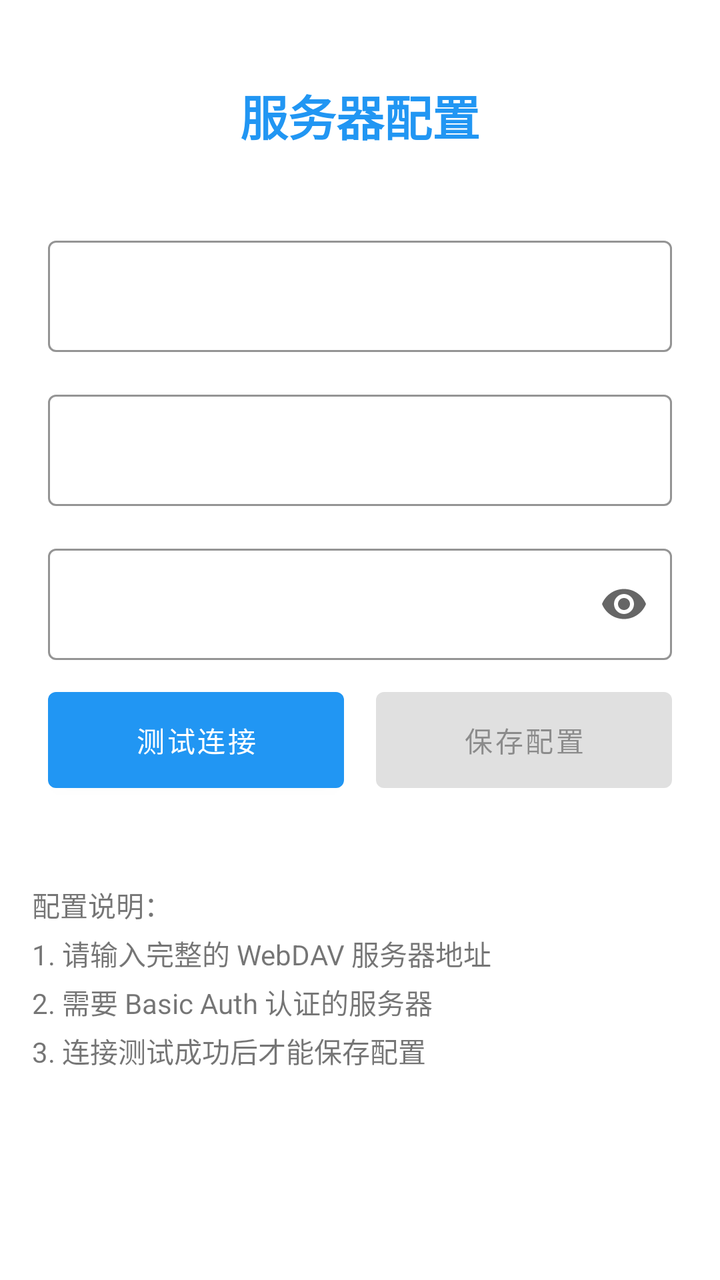
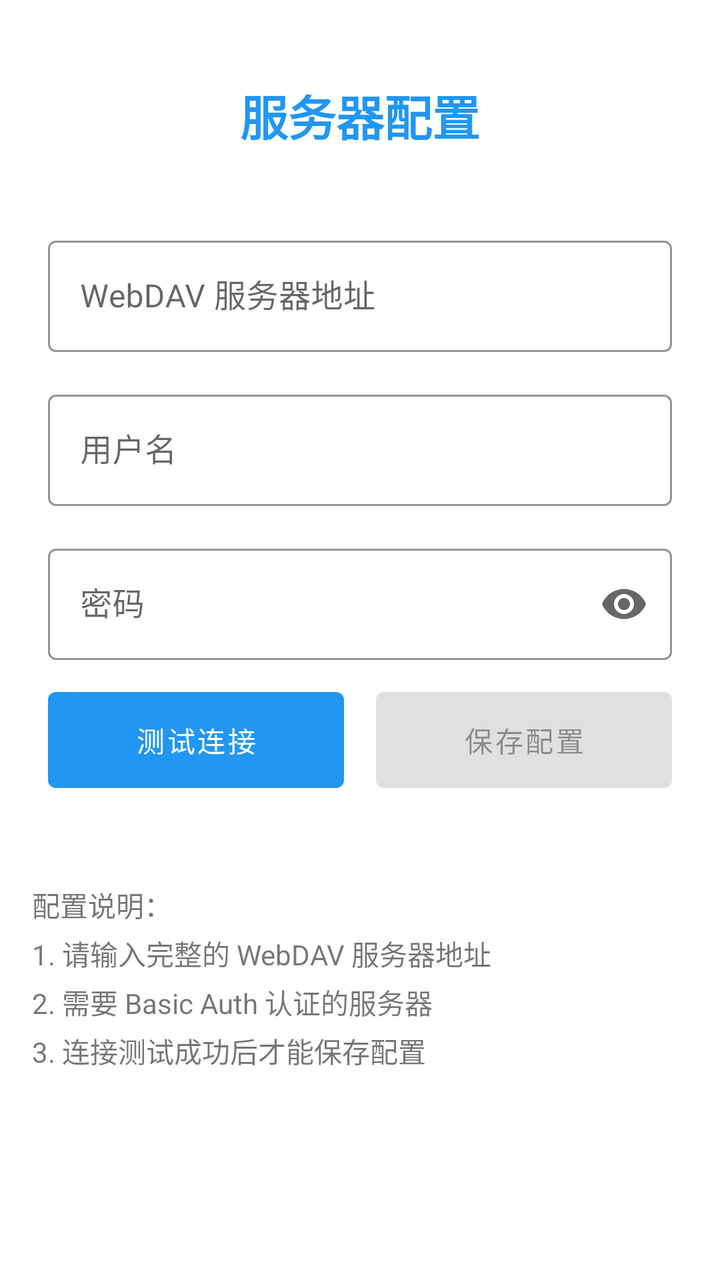

Compare the two renders of this Android layout. The source of the first and the diff that turns it into the second are given below.
<!-- AndroidManifest.xml: application theme Theme.DavMusic -->
<!-- res/layout/activity_server_config.xml -->
<?xml version="1.0" encoding="utf-8"?>
<LinearLayout xmlns:android="http://schemas.android.com/apk/res/android"
    xmlns:app="http://schemas.android.com/apk/res-auto"
    android:layout_width="match_parent"
    android:layout_height="match_parent"
    android:orientation="vertical"
    android:padding="16dp"
    android:background="@color/background">
    
    
    <TextView
        android:layout_width="wrap_content"
        android:layout_height="wrap_content"
        android:layout_marginTop="24dp"
        android:layout_marginBottom="32dp"
        android:layout_gravity="center_horizontal"
        android:text="@string/title_server_config"
        android:textSize="24sp"
        android:textStyle="bold"
        android:textColor="@color/primary" />
    
    
    <com.google.android.material.textfield.TextInputLayout
        android:layout_width="match_parent"
        android:layout_height="wrap_content"
        android:layout_marginBottom="16dp"
        style="@style/Widget.DavMusic.EditText"
        app:hint="@string/hint_server_url">
        
        <com.google.android.material.textfield.TextInputEditText
            android:id="@+id/serverUrlEditText"
            android:layout_width="match_parent"
            android:layout_height="wrap_content"
            android:inputType="textUri"
            android:imeOptions="actionNext"
            android:maxLines="1" />
        
    </com.google.android.material.textfield.TextInputLayout>
    
    
    <com.google.android.material.textfield.TextInputLayout
        android:layout_width="match_parent"
        android:layout_height="wrap_content"
        android:layout_marginBottom="16dp"
        style="@style/Widget.DavMusic.EditText"
        app:hint="@string/hint_username">
        
        <com.google.android.material.textfield.TextInputEditText
            android:id="@+id/usernameEditText"
            android:layout_width="match_parent"
            android:layout_height="wrap_content"
            android:inputType="text"
            android:imeOptions="actionNext"
            android:maxLines="1" />
        
    </com.google.android.material.textfield.TextInputLayout>
    
    
    <com.google.android.material.textfield.TextInputLayout
        android:layout_width="match_parent"
        android:layout_height="wrap_content"
        android:layout_marginBottom="32dp"
        style="@style/Widget.DavMusic.EditText"
        app:hint="@string/hint_password"
        app:endIconMode="password_toggle">
        
        <com.google.android.material.textfield.TextInputEditText
            android:id="@+id/passwordEditText"
            android:layout_width="match_parent"
            android:layout_height="wrap_content"
            android:inputType="textPassword"
            android:imeOptions="actionDone"
            android:maxLines="1" />
        
    </com.google.android.material.textfield.TextInputLayout>
    
    
    <LinearLayout
        android:layout_width="match_parent"
        android:layout_height="wrap_content"
        android:orientation="horizontal"
        android:layout_marginBottom="16dp">
        
        
        <com.google.android.material.button.MaterialButton
            android:id="@+id/testButton"
            android:layout_width="0dp"
            android:layout_height="wrap_content"
            android:layout_weight="1"
            android:layout_marginEnd="8dp"
            android:text="@string/btn_test_connection"
            style="@style/Widget.DavMusic.Button" />
        
        
        <com.google.android.material.button.MaterialButton
            android:id="@+id/saveButton"
            android:layout_width="0dp"
            android:layout_height="wrap_content"
            android:layout_weight="1"
            android:layout_marginStart="8dp"
            android:text="@string/btn_save_config"
            style="@style/Widget.DavMusic.Button"
            android:enabled="false" />
        
    </LinearLayout>
    
    
    <TextView
        android:layout_width="match_parent"
        android:layout_height="wrap_content"
        android:layout_marginTop="24dp"
        android:text="配置说明：\n1. 请输入完整的 WebDAV 服务器地址\n2. 需要 Basic Auth 认证的服务器\n3. 连接测试成功后才能保存配置"
        android:textSize="14sp"
        android:textColor="@color/text_secondary"
        android:lineSpacingExtra="4dp" />
    
</LinearLayout>
<!-- resources referenced by this layout -->
<resources>
  <color name="background">#FFFFFF</color>
  <color name="primary">#2196F3</color>
  <color name="text_secondary">#8A000000</color>
  <string name="btn_save_config">保存配置</string>
  <string name="btn_test_connection">测试连接</string>
  <string name="hint_password">密码</string>
  <string name="hint_server_url">WebDAV 服务器地址</string>
  <string name="hint_username">用户名</string>
  <string name="title_server_config">服务器配置</string>
  <style name="Widget.DavMusic.Button" parent="Widget.MaterialComponents.Button">
          <item name="android:layout_margin">8dp</item>
          <item name="android:minHeight">48dp</item>
          <item name="android:paddingStart">24dp</item>
          <item name="android:paddingEnd">24dp</item>
          <item name="cornerRadius">4dp</item>
          <item name="android:insetTop">0dp</item>
          <item name="android:insetBottom">0dp</item>
      </style>
  <style name="Widget.DavMusic.EditText" parent="Widget.MaterialComponents.TextInputLayout.OutlinedBox">
          <item name="android:layout_margin">8dp</item>
          <item name="android:minHeight">56dp</item>
          <item name="boxStrokeColor">@color/primary</item>
          <item name="boxStrokeWidth">1dp</item>
          <item name="boxCornerRadiusTopStart">4dp</item>
          <item name="boxCornerRadiusTopEnd">4dp</item>
          <item name="boxCornerRadiusBottomStart">4dp</item>
          <item name="boxCornerRadiusBottomEnd">4dp</item>
      </style>
  <style name="Theme.DavMusic" parent="Theme.MaterialComponents.DayNight.DarkActionBar">
          
          <item name="colorPrimary">@color/primary</item>
          <item name="colorPrimaryVariant">@color/primary_variant</item>
          <item name="colorOnPrimary">@color/on_primary</item>
          
          
          <item name="colorSecondary">@color/secondary</item>
          <item name="colorSecondaryVariant">@color/secondary_variant</item>
          <item name="colorOnSecondary">@color/on_secondary</item>
          
          
          <item name="android:statusBarColor">?attr/colorPrimaryVariant</item>
          <item name="android:navigationBarColor">@color/navigation_bar_color</item>
          
          
          <item name="android:textColorPrimary">@color/text_primary</item>
          <item name="android:textColorSecondary">@color/text_secondary</item>
          
          
          <item name="android:windowBackground">@color/background</item>
          <item name="android:colorBackground">@color/background</item>
          
          
          <item name="materialButtonStyle">@style/Widget.DavMusic.Button</item>
          
          
          <item name="toolbarStyle">@style/Widget.DavMusic.Toolbar</item>
          
          
          <item name="editTextStyle">@style/Widget.DavMusic.EditText</item>
          
          
          <item name="android:listDivider">@color/divider</item>
          
          
          <item name="android:forceDarkAllowed" tools:targetApi="29">false</item>
      </style>
  <color name="primary_variant">#1976D2</color>
  <color name="on_primary">#FFFFFF</color>
  <color name="secondary">#03DAC5</color>
  <color name="secondary_variant">#018786</color>
  <color name="on_secondary">#000000</color>
  <color name="navigation_bar_color">#000000</color>
  <color name="text_primary">#DE000000</color>
  <style name="Widget.DavMusic.Toolbar" parent="Widget.MaterialComponents.Toolbar">
          <item name="titleTextColor">@color/on_primary</item>
          <item name="subtitleTextColor">@color/on_primary</item>
          <item name="android:background">?attr/colorPrimary</item>
          <item name="android:elevation">4dp</item>
      </style>
  <color name="divider">#1F000000</color>
</resources>

<!-- the commit's change to res/layout/activity_server_config.xml (unified diff, before → after) -->
@@ -25,10 +25,11 @@
         android:layout_height="wrap_content"
         android:layout_marginBottom="16dp"
         style="@style/Widget.DavMusic.EditText"
-        app:hint="@string/hint_server_url">
+        >
         
         <com.google.android.material.textfield.TextInputEditText
             android:id="@+id/serverUrlEditText"
+            android:hint="@string/hint_server_url"
             android:layout_width="match_parent"
             android:layout_height="wrap_content"
             android:inputType="textUri"
@@ -43,10 +44,11 @@
         android:layout_height="wrap_content"
         android:layout_marginBottom="16dp"
         style="@style/Widget.DavMusic.EditText"
-        app:hint="@string/hint_username">
+        >
         
         <com.google.android.material.textfield.TextInputEditText
             android:id="@+id/usernameEditText"
+            android:hint="@string/hint_username"
             android:layout_width="match_parent"
             android:layout_height="wrap_content"
             android:inputType="text"
@@ -61,11 +63,11 @@
         android:layout_height="wrap_content"
         android:layout_marginBottom="32dp"
         style="@style/Widget.DavMusic.EditText"
-        app:hint="@string/hint_password"
         app:endIconMode="password_toggle">
         
         <com.google.android.material.textfield.TextInputEditText
             android:id="@+id/passwordEditText"
+            android:hint="@string/hint_password"
             android:layout_width="match_parent"
             android:layout_height="wrap_content"
             android:inputType="textPassword"
